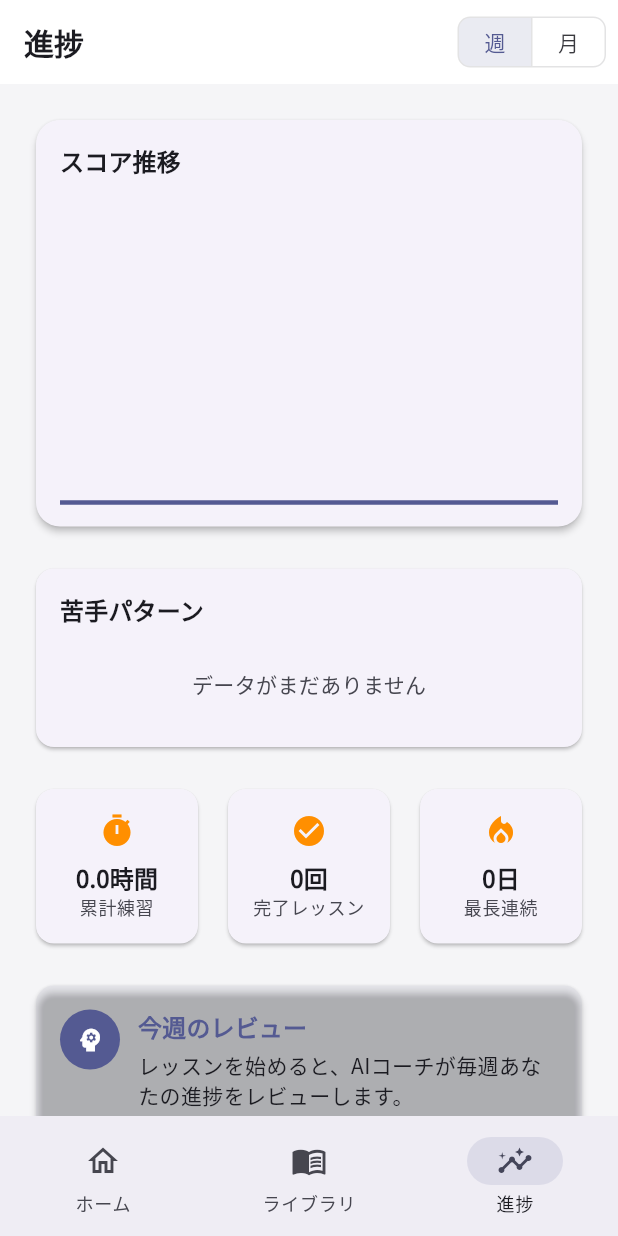
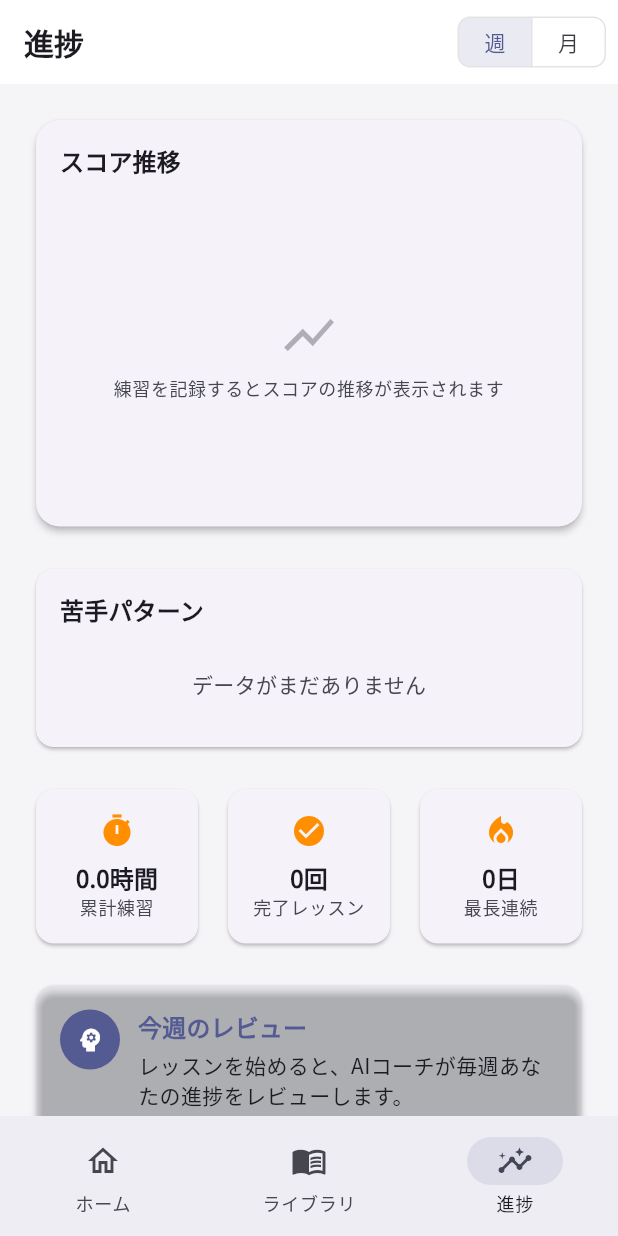
Before and after one commit to ishtos/Doppel, a Flutter app: the ProgressScreen screen opened by its route, on a phone screen of 412 x 824 dp. Run offline on Flutter 3.47's test engine with Material 3 defaults, Android fonts, the phone set to English and light mode, and no system bars; drawn by our look-alikes of fl_chart; our stand-ins replace flutter_local_notifications, flutter_riverpod, flutter_secure_storage, flutter_tts, freezed_annotation, go_router and 6 more; missing offline and left inert: record; accounts and stored records are empty; generated files the repository leaves out were written again.

Commit message:
refactor: shared AppStatTile, pop-aware back nav, chart empty state (UI/UX P3)
Design-system consolidation and navigation/state cleanup:

- Extract a shared AppStatTile (compact + card variants) into
  lib/shared/widgets/ and reuse it in Home (weekly stats) and Progress
  (stats grid), replacing the duplicated private _StatTile / _StatCard.
  Widget-tested.
- Back buttons on feedback + lesson now pop when there is a route to pop
  (context.canPop() ? pop : go('/home')), giving natural back behavior when
  reached via push; falls back to the previous behavior otherwise. Settings
  is left as-is (documented: reached via go, nothing to pop).
- Progress score chart shows an explicit empty state instead of a flat
  zero-line when there is no history yet.

SectionHeader extraction intentionally skipped: the settings header style
differs from home/progress headings, so unifying would be a visual change,
not clean reuse.

flutter analyze clean (whole project); full suite 122 passed.

Co-Authored-By: Claude Opus 4.8 <noreply@anthropic.com>

```diff
--- a/lib/features/feedback/presentation/screens/feedback_screen.dart
+++ b/lib/features/feedback/presentation/screens/feedback_screen.dart
@@ -94,7 +94,8 @@ class _FeedbackScreenState extends ConsumerState<FeedbackScreen> {
         title: Text('フィードバック', style: theme.textTheme.titleMedium),
         leading: IconButton(
           icon: const Icon(Icons.arrow_back),
-          onPressed: () => context.go('/home'),
+          onPressed: () =>
+              context.canPop() ? context.pop() : context.go('/home'),
         ),
         actions: [
           IconButton(
--- a/lib/features/lesson/presentation/screens/lesson_screen.dart
+++ b/lib/features/lesson/presentation/screens/lesson_screen.dart
@@ -94,7 +94,7 @@ class _LessonScreenState extends ConsumerState<LessonScreen> {
           icon: const Icon(Icons.arrow_back),
           onPressed: () {
             ref.read(ttsServiceProvider.notifier).stop();
-            context.go('/home');
+            context.canPop() ? context.pop() : context.go('/home');
           },
         ),
       ),
--- a/lib/features/progress/presentation/screens/progress_screen.dart
+++ b/lib/features/progress/presentation/screens/progress_screen.dart
@@ -3,6 +3,7 @@ import 'package:flutter/material.dart';
 import 'package:flutter_riverpod/flutter_riverpod.dart';
 
 import '../providers/progress_provider.dart';
+import '../../../../shared/widgets/app_stat_tile.dart';
 
 class ProgressScreen extends ConsumerStatefulWidget {
   const ProgressScreen({super.key});
@@ -37,8 +38,7 @@ class _ProgressScreenState extends ConsumerState<ProgressScreen> {
             isSelected: [_isWeekly, !_isWeekly],
             onPressed: (i) => setState(() => _isWeekly = i == 0),
             borderRadius: BorderRadius.circular(8),
-            constraints:
-                const BoxConstraints(minWidth: 48, minHeight: 32),
+            constraints: const BoxConstraints(minWidth: 48, minHeight: 32),
             children: const [Text('週'), Text('月')],
           ),
           const SizedBox(width: 8),
@@ -59,13 +59,38 @@ class _ProgressScreenState extends ConsumerState<ProgressScreen> {
                     const SizedBox(height: 16),
                     SizedBox(
                       height: 200,
-                      child: LineChart(
+                      child: scoreHistory.isEmpty
+                          ? Center(
+                              child: Column(
+                                mainAxisAlignment: MainAxisAlignment.center,
+                                children: [
+                                  Icon(
+                                    Icons.show_chart,
+                                    size: 40,
+                                    color: theme.colorScheme.onSurfaceVariant
+                                        .withValues(alpha: 0.4),
+                                  ),
+                                  const SizedBox(height: 8),
+                                  Text(
+                                    '練習を記録するとスコアの推移が表示されます',
+                                    textAlign: TextAlign.center,
+                                    style: theme.textTheme.bodySmall?.copyWith(
+                                      color: theme.colorScheme.onSurfaceVariant,
+                                    ),
+                                  ),
+                                ],
+                              ),
+                            )
+                          : LineChart(
                               LineChartData(
                                 gridData: const FlGridData(show: false),
                                 titlesData: const FlTitlesData(show: false),
                                 borderData: FlBorderData(show: false),
                                 minX: 0,
-                          maxX: (spots.length - 1).toDouble().clamp(1, double.infinity),
+                                maxX: (spots.length - 1).toDouble().clamp(
+                                  1,
+                                  double.infinity,
+                                ),
                                 minY: 0,
                                 maxY: 100,
                                 lineBarsData: [
@@ -152,8 +177,7 @@ class _ProgressScreenState extends ConsumerState<ProgressScreen> {
                                   child: LinearProgressIndicator(
                                     value: entry.value,
                                     color: theme.colorScheme.error,
-                                    backgroundColor: theme
-                                        .colorScheme.error
+                                    backgroundColor: theme.colorScheme.error
                                         .withValues(alpha: 0.1),
                                     minHeight: 8,
                                   ),
@@ -178,29 +202,27 @@ class _ProgressScreenState extends ConsumerState<ProgressScreen> {
             Row(
               children: [
                 Expanded(
-                  child: _StatCard(
+                  child: AppStatTile(
                     label: '累計練習',
-                    value: '${(progress.totalPracticeMinutes / 60).toStringAsFixed(1)}時間',
+                    value:
+                        '${(progress.totalPracticeMinutes / 60).toStringAsFixed(1)}時間',
                     icon: Icons.timer,
-                    theme: theme,
                   ),
                 ),
                 const SizedBox(width: 12),
                 Expanded(
-                  child: _StatCard(
+                  child: AppStatTile(
                     label: '完了レッスン',
                     value: '${progress.completedLessons}回',
                     icon: Icons.check_circle,
-                    theme: theme,
                   ),
                 ),
                 const SizedBox(width: 12),
                 Expanded(
-                  child: _StatCard(
+                  child: AppStatTile(
                     label: '最長連続',
                     value: '${progress.longestStreak}日',
                     icon: Icons.local_fire_department,
-                    theme: theme,
                   ),
                 ),
               ],
@@ -209,8 +231,7 @@ class _ProgressScreenState extends ConsumerState<ProgressScreen> {
 
             // Weekly review
             Card(
-              color:
-                  theme.colorScheme.primary.withValues(alpha: 0.05),
+              color: theme.colorScheme.primary.withValues(alpha: 0.05),
               shape: RoundedRectangleBorder(
                 borderRadius: BorderRadius.circular(12),
               ),
@@ -259,43 +280,3 @@ class _ProgressScreenState extends ConsumerState<ProgressScreen> {
     );
   }
 }
-
-class _StatCard extends StatelessWidget {
-  const _StatCard({
-    required this.label,
-    required this.value,
-    required this.icon,
-    required this.theme,
-  });
-
-  final String label;
-  final String value;
-  final IconData icon;
-  final ThemeData theme;
-
-  @override
-  Widget build(BuildContext context) {
-    return Card(
-      elevation: 1,
-      shape:
-          RoundedRectangleBorder(borderRadius: BorderRadius.circular(12)),
-      child: Padding(
-        padding: const EdgeInsets.all(16),
-        child: Column(
-          children: [
-            Icon(icon, size: 24, color: theme.colorScheme.secondary),
-            const SizedBox(height: 8),
-            Text(value, style: theme.textTheme.titleSmall),
-            Text(
-              label,
-              style: theme.textTheme.bodySmall?.copyWith(
-                color: theme.colorScheme.onSurfaceVariant,
-              ),
-              textAlign: TextAlign.center,
-            ),
-          ],
-        ),
-      ),
-    );
-  }
-}
--- /dev/null
+++ b/lib/shared/widgets/app_stat_tile.dart
@@ -0,0 +1,67 @@
+import 'package:flutter/material.dart';
+
+/// Visual style for [AppStatTile].
+enum StatTileVariant {
+  /// Fixed-size chip used in horizontal rows (Home weekly stats).
+  compact,
+
+  /// Card that expands to fill its slot (Progress stats grid).
+  card,
+}
+
+/// A small icon + value + label stat tile, shared across Home and Progress so
+/// the two stay visually consistent. Previously each screen kept its own
+/// private `_StatTile` / `_StatCard` with duplicated styling.
+class AppStatTile extends StatelessWidget {
+  const AppStatTile({
+    super.key,
+    required this.icon,
+    required this.value,
+    required this.label,
+    this.variant = StatTileVariant.card,
+  });
+
+  final IconData icon;
+  final String value;
+  final String label;
+  final StatTileVariant variant;
+
+  @override
+  Widget build(BuildContext context) {
+    final theme = Theme.of(context);
+    final compact = variant == StatTileVariant.compact;
+
+    final content = Column(
+      mainAxisAlignment: MainAxisAlignment.center,
+      children: [
+        Icon(icon, size: compact ? 20 : 24, color: theme.colorScheme.secondary),
+        SizedBox(height: compact ? 4 : 8),
+        Text(value, style: theme.textTheme.titleSmall),
+        Text(
+          label,
+          textAlign: TextAlign.center,
+          style: theme.textTheme.bodySmall?.copyWith(
+            color: theme.colorScheme.onSurfaceVariant,
+          ),
+        ),
+      ],
+    );
+
+    if (compact) {
+      return Container(
+        width: 100,
+        height: 80,
+        decoration: BoxDecoration(
+          color: theme.colorScheme.surface,
+          borderRadius: BorderRadius.circular(12),
+        ),
+        child: content,
+      );
+    }
+    return Card(
+      elevation: 1,
+      shape: RoundedRectangleBorder(borderRadius: BorderRadius.circular(12)),
+      child: Padding(padding: const EdgeInsets.all(16), child: content),
+    );
+  }
+}
```
Also changed, not shown: lib/features/home/presentation/screens/home_screen.dart (+36 -71 lines), 1 other file. Lines whose indentation alone changed are shown as unchanged.
